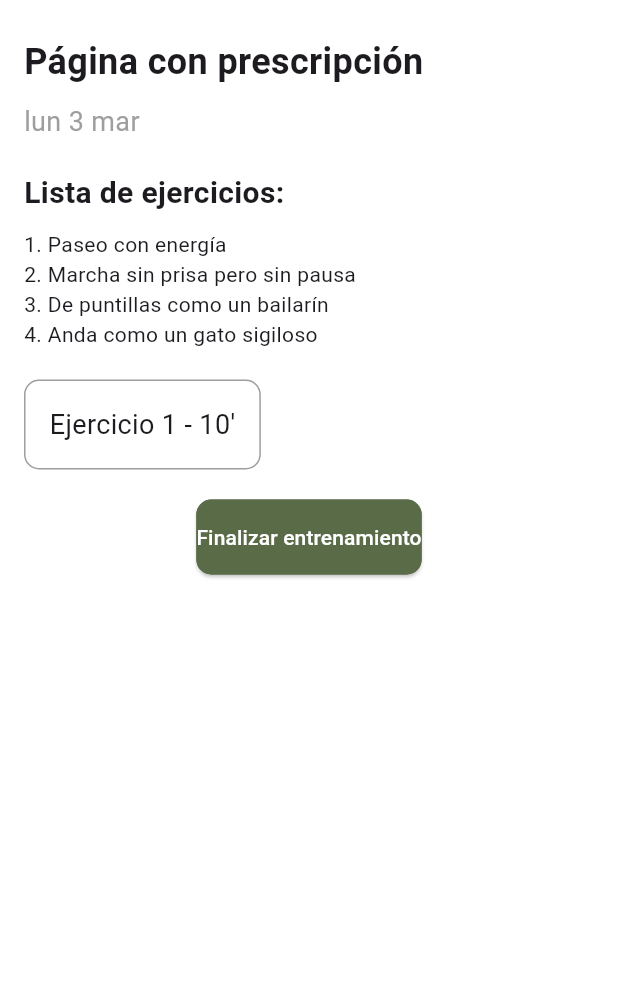
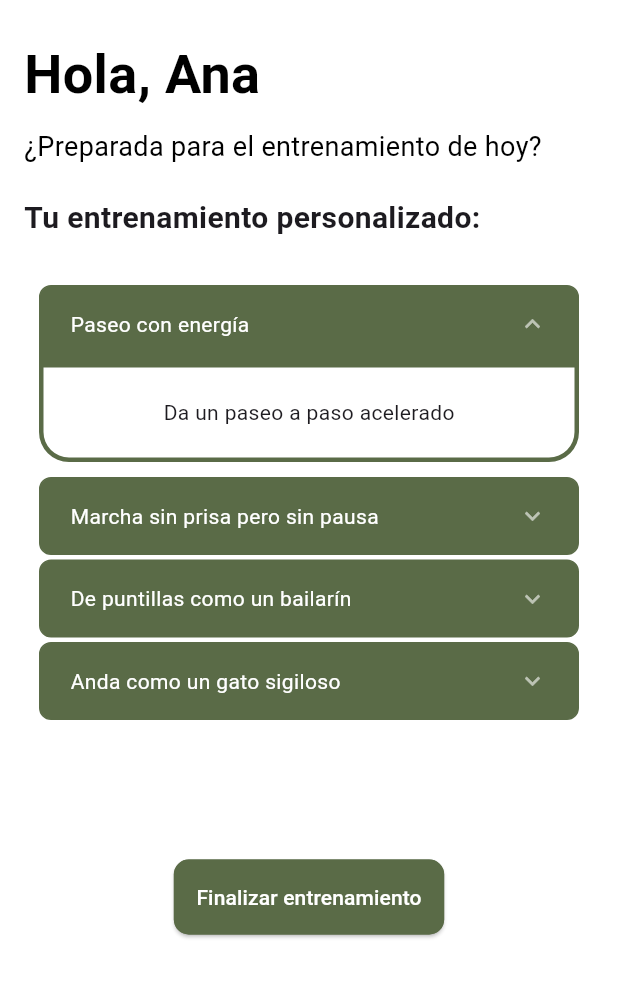
Before and after one commit to marsanbus/sseed-mobile, a Flutter app: the FtcConPrescripcion screen opened directly, on a phone screen of 412 x 824 dp, the part 72-1070 px from its top. Run offline on Flutter 3.47's test engine with Material 3 defaults, Android fonts, the phone set to English and light mode, and no system bars; drawn by our look-alikes of accordion; our stand-ins replace flutter_svg, table_calendar.

Commit message:
Modificado entrenamiento en casa

```diff
--- a/lib/pages/pages_retos/pages_fortalezasc/ftcConPrescripcion.dart
+++ b/lib/pages/pages_retos/pages_fortalezasc/ftcConPrescripcion.dart
@@ -1,57 +1,109 @@
 import 'package:flutter/material.dart';
-import 'package:intl/intl.dart';
 import 'package:sseed/models/custom_app_bar.dart';
 import 'package:sseed/models/custom_menu_lateral.dart';
 import 'package:sseed/pages/fortaleceTuCuerpo.dart';
+import 'package:accordion/accordion.dart';
 
 class FtcConPrescripcion extends StatelessWidget {
   const FtcConPrescripcion({Key? key}) : super(key: key);
 
   @override
   Widget build(BuildContext context) {
-    final String today = DateFormat('EEE d MMM', 'es_ES').format(DateTime.now());
-
     return Scaffold(
       appBar: CustomAppBar(),
       endDrawer: CustomDrawer(),
       backgroundColor: Colors.white,
-      body: Padding(
+      body: SingleChildScrollView(
         padding: const EdgeInsets.all(16.0),
         child: Column(
           crossAxisAlignment: CrossAxisAlignment.start,
           children: [
             const Text(
-              'Página con prescripción',
-              style: TextStyle(fontSize: 24, fontWeight: FontWeight.bold),
+              'Hola, Ana',
+              style: TextStyle(
+                color: Colors.black,
+                fontSize: 36,
+                fontWeight: FontWeight.bold,
+              ),
             ),
             const SizedBox(height: 10),
-            Text(
-              today,
-              style: const TextStyle(fontSize: 18, color: Colors.grey),
+            const Text(
+              '¿Preparada para el entrenamiento de hoy?',
+              style: TextStyle(
+                fontSize: 18,
+                color: Colors.black,
+              ),
             ),
             const SizedBox(height: 20),
             const Text(
-              'Lista de ejercicios:',
+              'Tu entrenamiento personalizado:',
               style: TextStyle(fontSize: 20, fontWeight: FontWeight.bold),
             ),
             const SizedBox(height: 10),
-            const Text('1. Paseo con energía'),
-            const Text('2. Marcha sin prisa pero sin pausa'),
-            const Text('3. De puntillas como un bailarín'),
-            const Text('4. Anda como un gato sigiloso'),
-            const SizedBox(height: 20),
-            Container(
-              padding: const EdgeInsets.all(16.0),
-              decoration: BoxDecoration(
-                border: Border.all(color: Colors.grey),
-                borderRadius: BorderRadius.circular(10.0),
-              ),
-              child: const Text(
-                'Ejercicio 1 - 10\'',
-                style: TextStyle(fontSize: 18),
-              ),
+            Accordion(
+              headerBorderColor: const Color(0xFF5a6b47),
+              headerBorderColorOpened: Colors.transparent,
+              headerBorderWidth: 1,
+              headerBackgroundColor: const Color(0xFF5a6b47), // Color del encabezado cuando está cerrado
+              headerBackgroundColorOpened: const Color(0xFF5a6b47), // Color del encabezado cuando está abierto
+              contentBackgroundColor: Colors.white,
+              contentBorderColor: const Color(0xFF5a6b47),
+              contentBorderWidth: 3,
+              contentHorizontalPadding: 20,
+              scaleWhenAnimating: true,
+              openAndCloseAnimation: true,
+              children: [
+                AccordionSection(
+                  isOpen: true,
+                  header: const Text(
+                    'Paseo con energía',
+                    style: TextStyle(color: Colors.white), // Cambiar el color del texto del encabezado a blanco
+                  ),
+                  content: const Text('Da un paseo a paso acelerado'),
+                  headerPadding: const EdgeInsets.symmetric(vertical: 15, horizontal: 20),
+                  contentHorizontalPadding: 20,
+                  contentVerticalPadding: 20,
+                  headerBorderRadius: 8, // Menos redondeado
+                ),
+                AccordionSection(
+                  isOpen: false,
+                  header: const Text(
+                    'Marcha sin prisa pero sin pausa',
+                    style: TextStyle(color: Colors.white), // Cambiar el color del texto del encabezado a blanco
+                  ),
+                  content: const Text('Da un paseo a paso acelerado'),
+                  headerPadding: const EdgeInsets.symmetric(vertical: 15, horizontal: 20),
+                  contentHorizontalPadding: 20,
+                  contentVerticalPadding: 20,
+                  headerBorderRadius: 8, // Menos redondeado
+                ),
+                AccordionSection(
+                  isOpen: false,
+                  header: const Text(
+                    'De puntillas como un bailarín',
+                    style: TextStyle(color: Colors.white), // Cambiar el color del texto del encabezado a blanco
+                  ),
+                  content: const Text('Da un paseo a paso acelerado'),
+                  headerPadding: const EdgeInsets.symmetric(vertical: 15, horizontal: 20),
+                  contentHorizontalPadding: 20,
+                  contentVerticalPadding: 20,
+                  headerBorderRadius: 8, // Menos redondeado
+                ),
+                AccordionSection(
+                  isOpen: false,
+                  header: const Text(
+                    'Anda como un gato sigiloso',
+                    style: TextStyle(color: Colors.white), // Cambiar el color del texto del encabezado a blanco
+                  ),
+                  content: const Text('Da un paseo a paso acelerado'),
+                  headerPadding: const EdgeInsets.symmetric(vertical: 15, horizontal: 20),
+                  contentHorizontalPadding: 20,
+                  contentVerticalPadding: 20,
+                  headerBorderRadius: 8, // Menos redondeado
+                ),
+              ],
             ),
-            const SizedBox(height: 20),
+            const SizedBox(height: 50),
             Center(
               child: ElevatedButton(
                 onPressed: () {
@@ -64,7 +116,7 @@ class FtcConPrescripcion extends StatelessWidget {
                     borderRadius: BorderRadius.circular(10.0),
                     side: const BorderSide(color: Color(0xFF5a6b47)), // Borde fino
                   ),
-                  padding: const EdgeInsets.symmetric(vertical: 15.0),
+                  padding: const EdgeInsets.all(15.0),
                 ),
                 child: const Text(
                   'Finalizar entrenamiento',
--- a/pubspec.yaml
+++ b/pubspec.yaml
@@ -37,6 +37,7 @@ dependencies:
   flutter_svg: ^2.0.17
   intl: ^0.20.2
   table_calendar: ^3.2.0
+  accordion: ^2.6.0
 
 dev_dependencies:
   flutter_test:
```
Also changed, not shown: pubspec.lock.
